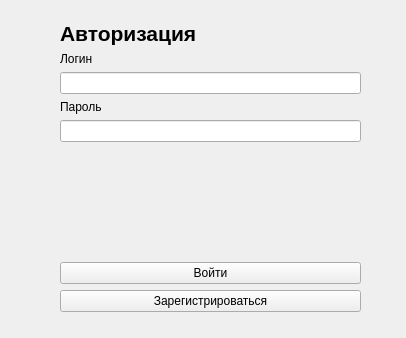
This is client/ITSwarm/windows/login_window/loginwindow.ui in cpp-park-vk-education/2023_1_Rabotyagi as Qt 5 draws it before an edit. The edited form follows.
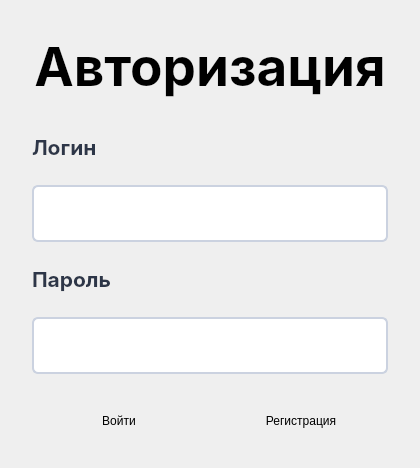
This is the edited form.

Commit message: немного UI Design

The edit to the form file:
```diff
--- a/client/ITSwarm/windows/login_window/loginwindow.ui
+++ b/client/ITSwarm/windows/login_window/loginwindow.ui
@@ -6,88 +6,754 @@
    <rect>
     <x>0</x>
     <y>0</y>
-    <width>406</width>
-    <height>338</height>
+    <width>420</width>
+    <height>468</height>
    </rect>
   </property>
-  <property name="windowTitle">
-   <string>Авторизация</string>
+  <property name="sizePolicy">
+   <sizepolicy hsizetype="Minimum" vsizetype="Minimum">
+    <horstretch>0</horstretch>
+    <verstretch>0</verstretch>
+   </sizepolicy>
   </property>
-  <widget class="QWidget" name="verticalLayoutWidget">
-   <property name="geometry">
-    <rect>
-     <x>60</x>
-     <y>21</y>
-     <width>301</width>
-     <height>291</height>
-    </rect>
+  <property name="contextMenuPolicy">
+   <enum>Qt::DefaultContextMenu</enum>
+  </property>
+  <layout class="QVBoxLayout" name="verticalLayout">
+   <property name="spacing">
+    <number>0</number>
    </property>
-   <layout class="QVBoxLayout" name="verticalLayout">
-    <item>
-     <widget class="QLabel" name="label">
-      <property name="font">
-       <font>
-        <pointsize>16</pointsize>
-       </font>
-      </property>
-      <property name="text">
-       <string>&lt;b&gt;Авторизация&lt;/b&gt;</string>
-      </property>
-     </widget>
-    </item>
-    <item>
-     <widget class="QLabel" name="label_2">
-      <property name="text">
-       <string>Логин</string>
-      </property>
-     </widget>
-    </item>
-    <item>
-     <widget class="QLineEdit" name="usernameEdit"/>
-    </item>
-    <item>
-     <widget class="QLabel" name="label_3">
-      <property name="text">
-       <string>Пароль</string>
-      </property>
-     </widget>
-    </item>
-    <item>
-     <widget class="QLineEdit" name="passwordEdit">
-      <property name="echoMode">
-       <enum>QLineEdit::Password</enum>
-      </property>
-     </widget>
-    </item>
-    <item>
-     <spacer name="verticalSpacer">
-      <property name="orientation">
-       <enum>Qt::Vertical</enum>
-      </property>
-      <property name="sizeHint" stdset="0">
-       <size>
-        <width>20</width>
-        <height>40</height>
-       </size>
-      </property>
-     </spacer>
-    </item>
-    <item>
-     <widget class="QPushButton" name="loginButton">
-      <property name="text">
-       <string>Войти</string>
-      </property>
-     </widget>
-    </item>
-    <item>
-     <widget class="QPushButton" name="registrationButton">
-      <property name="text">
-       <string>Зарегистрироваться</string>
-      </property>
-     </widget>
-    </item>
-   </layout>
-  </widget>
+   <property name="leftMargin">
+    <number>0</number>
+   </property>
+   <property name="topMargin">
+    <number>0</number>
+   </property>
+   <property name="rightMargin">
+    <number>0</number>
+   </property>
+   <property name="bottomMargin">
+    <number>0</number>
+   </property>
+   <item>
+    <layout class="QVBoxLayout" name="main">
+     <property name="spacing">
+      <number>0</number>
+     </property>
+     <property name="topMargin">
+      <number>32</number>
+     </property>
+     <property name="rightMargin">
+      <number>0</number>
+     </property>
+     <property name="bottomMargin">
+      <number>32</number>
+     </property>
+     <item>
+      <layout class="QVBoxLayout" name="body">
+       <property name="spacing">
+        <number>32</number>
+       </property>
+       <property name="sizeConstraint">
+        <enum>QLayout::SetMinimumSize</enum>
+       </property>
+       <property name="leftMargin">
+        <number>32</number>
+       </property>
+       <property name="rightMargin">
+        <number>32</number>
+       </property>
+       <item>
+        <widget class="QLabel" name="title">
+         <property name="enabled">
+          <bool>true</bool>
+         </property>
+         <property name="maximumSize">
+          <size>
+           <width>500</width>
+           <height>500</height>
+          </size>
+         </property>
+         <property name="font">
+          <font>
+           <family>Inter</family>
+           <pointsize>40</pointsize>
+           <weight>75</weight>
+           <italic>false</italic>
+           <bold>true</bold>
+          </font>
+         </property>
+         <property name="contextMenuPolicy">
+          <enum>Qt::DefaultContextMenu</enum>
+         </property>
+         <property name="layoutDirection">
+          <enum>Qt::LeftToRight</enum>
+         </property>
+         <property name="autoFillBackground">
+          <bool>false</bool>
+         </property>
+         <property name="text">
+          <string>&lt;b&gt;Авторизация&lt;/b&gt;</string>
+         </property>
+         <property name="scaledContents">
+          <bool>true</bool>
+         </property>
+         <property name="alignment">
+          <set>Qt::AlignCenter</set>
+         </property>
+        </widget>
+       </item>
+       <item>
+        <layout class="QVBoxLayout" name="data_stack">
+         <property name="spacing">
+          <number>24</number>
+         </property>
+         <item>
+          <widget class="QLabel" name="label_login">
+           <property name="palette">
+            <palette>
+             <active>
+              <colorrole role="WindowText">
+               <brush brushstyle="SolidPattern">
+                <color alpha="255">
+                 <red>45</red>
+                 <green>54</green>
+                 <blue>72</blue>
+                </color>
+               </brush>
+              </colorrole>
+              <colorrole role="Button">
+               <brush brushstyle="SolidPattern">
+                <color alpha="255">
+                 <red>45</red>
+                 <green>54</green>
+                 <blue>72</blue>
+                </color>
+               </brush>
+              </colorrole>
+              <colorrole role="Light">
+               <brush brushstyle="SolidPattern">
+                <color alpha="255">
+                 <red>67</red>
+                 <green>81</green>
+                 <blue>108</blue>
+                </color>
+               </brush>
+              </colorrole>
+              <colorrole role="Midlight">
+               <brush brushstyle="SolidPattern">
+                <color alpha="255">
+                 <red>56</red>
+                 <green>67</green>
+                 <blue>90</blue>
+                </color>
+               </brush>
+              </colorrole>
+              <colorrole role="Dark">
+               <brush brushstyle="SolidPattern">
+                <color alpha="255">
+                 <red>22</red>
+                 <green>27</green>
+                 <blue>36</blue>
+                </color>
+               </brush>
+              </colorrole>
+              <colorrole role="Mid">
+               <brush brushstyle="SolidPattern">
+                <color alpha="255">
+                 <red>30</red>
+                 <green>36</green>
+                 <blue>48</blue>
+                </color>
+               </brush>
+              </colorrole>
+              <colorrole role="Text">
+               <brush brushstyle="SolidPattern">
+                <color alpha="255">
+                 <red>45</red>
+                 <green>54</green>
+                 <blue>72</blue>
+                </color>
+               </brush>
+              </colorrole>
+              <colorrole role="BrightText">
+               <brush brushstyle="SolidPattern">
+                <color alpha="255">
+                 <red>45</red>
+                 <green>54</green>
+                 <blue>72</blue>
+                </color>
+               </brush>
+              </colorrole>
+              <colorrole role="ButtonText">
+               <brush brushstyle="SolidPattern">
+                <color alpha="255">
+                 <red>45</red>
+                 <green>54</green>
+                 <blue>72</blue>
+                </color>
+               </brush>
+              </colorrole>
+              <colorrole role="Base">
+               <brush brushstyle="SolidPattern">
+                <color alpha="255">
+                 <red>0</red>
+                 <green>0</green>
+                 <blue>0</blue>
+                </color>
+               </brush>
+              </colorrole>
+              <colorrole role="Window">
+               <brush brushstyle="SolidPattern">
+                <color alpha="255">
+                 <red>45</red>
+                 <green>54</green>
+                 <blue>72</blue>
+                </color>
+               </brush>
+              </colorrole>
+              <colorrole role="Shadow">
+               <brush brushstyle="SolidPattern">
+                <color alpha="255">
+                 <red>0</red>
+                 <green>0</green>
+                 <blue>0</blue>
+                </color>
+               </brush>
+              </colorrole>
+              <colorrole role="AlternateBase">
+               <brush brushstyle="SolidPattern">
+                <color alpha="255">
+                 <red>22</red>
+                 <green>27</green>
+                 <blue>36</blue>
+                </color>
+               </brush>
+              </colorrole>
+              <colorrole role="ToolTipBase">
+               <brush brushstyle="SolidPattern">
+                <color alpha="255">
+                 <red>255</red>
+                 <green>255</green>
+                 <blue>220</blue>
+                </color>
+               </brush>
+              </colorrole>
+              <colorrole role="ToolTipText">
+               <brush brushstyle="SolidPattern">
+                <color alpha="255">
+                 <red>0</red>
+                 <green>0</green>
+                 <blue>0</blue>
+                </color>
+               </brush>
+              </colorrole>
+              <colorrole role="PlaceholderText">
+               <brush brushstyle="SolidPattern">
+                <color alpha="128">
+                 <red>45</red>
+                 <green>54</green>
+                 <blue>72</blue>
+                </color>
+               </brush>
+              </colorrole>
+             </active>
+             <inactive>
+              <colorrole role="WindowText">
+               <brush brushstyle="SolidPattern">
+                <color alpha="255">
+                 <red>45</red>
+                 <green>54</green>
+                 <blue>72</blue>
+                </color>
+               </brush>
+              </colorrole>
+              <colorrole role="Button">
+               <brush brushstyle="SolidPattern">
+                <color alpha="255">
+                 <red>45</red>
+                 <green>54</green>
+                 <blue>72</blue>
+                </color>
+               </brush>
+              </colorrole>
+              <colorrole role="Light">
+               <brush brushstyle="SolidPattern">
+                <color alpha="255">
+                 <red>67</red>
+                 <green>81</green>
+                 <blue>108</blue>
+                </color>
+               </brush>
+              </colorrole>
+              <colorrole role="Midlight">
+               <brush brushstyle="SolidPattern">
+                <color alpha="255">
+                 <red>56</red>
+                 <green>67</green>
+                 <blue>90</blue>
+                </color>
+               </brush>
+              </colorrole>
+              <colorrole role="Dark">
+               <brush brushstyle="SolidPattern">
+                <color alpha="255">
+                 <red>22</red>
+                 <green>27</green>
+                 <blue>36</blue>
+                </color>
+               </brush>
+              </colorrole>
+              <colorrole role="Mid">
+               <brush brushstyle="SolidPattern">
+                <color alpha="255">
+                 <red>30</red>
+                 <green>36</green>
+                 <blue>48</blue>
+                </color>
+               </brush>
+              </colorrole>
+              <colorrole role="Text">
+               <brush brushstyle="SolidPattern">
+                <color alpha="255">
+                 <red>45</red>
+                 <green>54</green>
+                 <blue>72</blue>
+                </color>
+               </brush>
+              </colorrole>
+              <colorrole role="BrightText">
+               <brush brushstyle="SolidPattern">
+                <color alpha="255">
+                 <red>45</red>
+                 <green>54</green>
+                 <blue>72</blue>
+                </color>
+               </brush>
+              </colorrole>
+              <colorrole role="ButtonText">
+               <brush brushstyle="SolidPattern">
+                <color alpha="255">
+                 <red>45</red>
+                 <green>54</green>
+                 <blue>72</blue>
+                </color>
+               </brush>
+              </colorrole>
+              <colorrole role="Base">
+               <brush brushstyle="SolidPattern">
+                <color alpha="255">
+                 <red>0</red>
+                 <green>0</green>
+                 <blue>0</blue>
+                </color>
+               </brush>
+              </colorrole>
+              <colorrole role="Window">
+               <brush brushstyle="SolidPattern">
+                <color alpha="255">
+                 <red>45</red>
+                 <green>54</green>
+                 <blue>72</blue>
+                </color>
+               </brush>
+              </colorrole>
+              <colorrole role="Shadow">
+               <brush brushstyle="SolidPattern">
+                <color alpha="255">
+                 <red>0</red>
+                 <green>0</green>
+                 <blue>0</blue>
+                </color>
+               </brush>
+              </colorrole>
+              <colorrole role="AlternateBase">
+               <brush brushstyle="SolidPattern">
+                <color alpha="255">
+                 <red>22</red>
+                 <green>27</green>
+                 <blue>36</blue>
+                </color>
+               </brush>
+              </colorrole>
+              <colorrole role="ToolTipBase">
+               <brush brushstyle="SolidPattern">
+                <color alpha="255">
+                 <red>255</red>
+                 <green>255</green>
+                 <blue>220</blue>
+                </color>
+               </brush>
+              </colorrole>
+              <colorrole role="ToolTipText">
+               <brush brushstyle="SolidPattern">
+                <color alpha="255">
+                 <red>0</red>
+                 <green>0</green>
+                 <blue>0</blue>
+                </color>
+               </brush>
+              </colorrole>
+              <colorrole role="PlaceholderText">
+               <brush brushstyle="SolidPattern">
+                <color alpha="128">
+                 <red>45</red>
+                 <green>54</green>
+                 <blue>72</blue>
+                </color>
+               </brush>
+              </colorrole>
+             </inactive>
+             <disabled>
+              <colorrole role="WindowText">
+               <brush brushstyle="SolidPattern">
+                <color alpha="255">
+                 <red>22</red>
+                 <green>27</green>
+                 <blue>36</blue>
+                </color>
+               </brush>
+              </colorrole>
+              <colorrole role="Button">
+               <brush brushstyle="SolidPattern">
+                <color alpha="255">
+                 <red>45</red>
+                 <green>54</green>
+                 <blue>72</blue>
+                </color>
+               </brush>
+              </colorrole>
+              <colorrole role="Light">
+               <brush brushstyle="SolidPattern">
+                <color alpha="255">
+                 <red>67</red>
+                 <green>81</green>
+                 <blue>108</blue>
+                </color>
+               </brush>
+              </colorrole>
+              <colorrole role="Midlight">
+               <brush brushstyle="SolidPattern">
+                <color alpha="255">
+                 <red>56</red>
+                 <green>67</green>
+                 <blue>90</blue>
+                </color>
+               </brush>
+              </colorrole>
+              <colorrole role="Dark">
+               <brush brushstyle="SolidPattern">
+                <color alpha="255">
+                 <red>22</red>
+                 <green>27</green>
+                 <blue>36</blue>
+                </color>
+               </brush>
+              </colorrole>
+              <colorrole role="Mid">
+               <brush brushstyle="SolidPattern">
+                <color alpha="255">
+                 <red>30</red>
+                 <green>36</green>
+                 <blue>48</blue>
+                </color>
+               </brush>
+              </colorrole>
+              <colorrole role="Text">
+               <brush brushstyle="SolidPattern">
+                <color alpha="255">
+                 <red>22</red>
+                 <green>27</green>
+                 <blue>36</blue>
+                </color>
+               </brush>
+              </colorrole>
+              <colorrole role="BrightText">
+               <brush brushstyle="SolidPattern">
+                <color alpha="255">
+                 <red>45</red>
+                 <green>54</green>
+                 <blue>72</blue>
+                </color>
+               </brush>
+              </colorrole>
+              <colorrole role="ButtonText">
+               <brush brushstyle="SolidPattern">
+                <color alpha="255">
+                 <red>22</red>
+                 <green>27</green>
+                 <blue>36</blue>
+                </color>
+               </brush>
+              </colorrole>
+              <colorrole role="Base">
+               <brush brushstyle="SolidPattern">
+                <color alpha="255">
+                 <red>45</red>
+                 <green>54</green>
+                 <blue>72</blue>
+                </color>
+               </brush>
+              </colorrole>
+              <colorrole role="Window">
+               <brush brushstyle="SolidPattern">
+                <color alpha="255">
+                 <red>45</red>
+                 <green>54</green>
+                 <blue>72</blue>
+                </color>
+               </brush>
+              </colorrole>
+              <colorrole role="Shadow">
+               <brush brushstyle="SolidPattern">
+                <color alpha="255">
+                 <red>0</red>
+                 <green>0</green>
+                 <blue>0</blue>
+                </color>
+               </brush>
+              </colorrole>
+              <colorrole role="AlternateBase">
+               <brush brushstyle="SolidPattern">
+                <color alpha="255">
+                 <red>45</red>
+                 <green>54</green>
+                 <blue>72</blue>
+                </color>
+               </brush>
+              </colorrole>
+              <colorrole role="ToolTipBase">
+               <brush brushstyle="SolidPattern">
+                <color alpha="255">
+                 <red>255</red>
+                 <green>255</green>
+                 <blue>220</blue>
+                </color>
+               </brush>
+              </colorrole>
+              <colorrole role="ToolTipText">
+               <brush brushstyle="SolidPattern">
+                <color alpha="255">
+                 <red>0</red>
+                 <green>0</green>
+                 <blue>0</blue>
+                </color>
+               </brush>
+              </colorrole>
+              <colorrole role="PlaceholderText">
+               <brush brushstyle="SolidPattern">
+                <color alpha="128">
+                 <red>255</red>
+                 <green>255</green>
+                 <blue>255</blue>
+                </color>
+               </brush>
+              </colorrole>
+             </disabled>
+            </palette>
+           </property>
+           <property name="font">
+            <font>
+             <family>Inter</family>
+             <pointsize>16</pointsize>
+             <weight>75</weight>
+             <bold>true</bold>
+            </font>
+           </property>
+           <property name="text">
+            <string>Логин</string>
+           </property>
+          </widget>
+         </item>
+         <item>
+          <widget class="QLineEdit" name="usernameEdit">
+           <property name="font">
+            <font>
+             <family>Inter</family>
+             <pointsize>16</pointsize>
+             <weight>75</weight>
+             <bold>true</bold>
+            </font>
+           </property>
+           <property name="styleSheet">
+            <string notr="true">/* Text Input */
+
+
+box-sizing: border-box;
+
+/* Auto layout */
+
+display: flex;
+flex-direction: column;
+align-items: flex-start;
+padding: 12px;
+gap: 10px;
+
+/* WF Base/White */
+
+background: #FFFFFF;
+/* WF Base/400 ⦿ */
+
+border: 2px solid #CBD2E0;
+border-radius: 6px;
+
+/* Inside auto layout */
+
+flex: none;
+order: 1;
+align-self: stretch;
+flex-grow: 0;</string>
+           </property>
+          </widget>
+         </item>
+         <item>
+          <widget class="QLabel" name="label_password">
+           <property name="palette">
+            <palette>
+             <active>
+              <colorrole role="WindowText">
+               <brush brushstyle="SolidPattern">
+                <color alpha="255">
+                 <red>45</red>
+                 <green>54</green>
+                 <blue>72</blue>
+                </color>
+               </brush>
+              </colorrole>
+             </active>
+             <inactive>
+              <colorrole role="WindowText">
+               <brush brushstyle="SolidPattern">
+                <color alpha="255">
+                 <red>45</red>
+                 <green>54</green>
+                 <blue>72</blue>
+                </color>
+               </brush>
+              </colorrole>
+             </inactive>
+             <disabled>
+              <colorrole role="WindowText">
+               <brush brushstyle="SolidPattern">
+                <color alpha="255">
+                 <red>190</red>
+                 <green>190</green>
+                 <blue>190</blue>
+                </color>
+               </brush>
+              </colorrole>
+             </disabled>
+            </palette>
+           </property>
+           <property name="font">
+            <font>
+             <family>Inter</family>
+             <pointsize>16</pointsize>
+             <weight>75</weight>
+             <bold>true</bold>
+            </font>
+           </property>
+           <property name="text">
+            <string>Пароль</string>
+           </property>
+          </widget>
+         </item>
+         <item>
+          <widget class="QLineEdit" name="passwordEdit">
+           <property name="font">
+            <font>
+             <family>Inter</family>
+             <pointsize>16</pointsize>
+             <weight>75</weight>
+             <bold>true</bold>
+            </font>
+           </property>
+           <property name="styleSheet">
+            <string notr="true">/* Text Input */
+
+
+box-sizing: border-box;
+
+/* Auto layout */
+
+display: flex;
+flex-direction: column;
+align-items: flex-start;
+padding: 12px;
+gap: 10px;
+
+/* WF Base/White */
+
+background: #FFFFFF;
+/* WF Base/400 ⦿ */
+
+border: 2px solid #CBD2E0;
+border-radius: 6px;
+
+/* Inside auto layout */
+
+flex: none;
+order: 1;
+align-self: stretch;
+flex-grow: 0;</string>
+           </property>
+           <property name="echoMode">
+            <enum>QLineEdit::Password</enum>
+           </property>
+          </widget>
+         </item>
+        </layout>
+       </item>
+       <item>
+        <layout class="QHBoxLayout" name="button_group">
+         <property name="spacing">
+          <number>16</number>
+         </property>
+         <property name="leftMargin">
+          <number>4</number>
+         </property>
+         <property name="topMargin">
+          <number>4</number>
+         </property>
+         <property name="rightMargin">
+          <number>4</number>
+         </property>
+         <property name="bottomMargin">
+          <number>4</number>
+         </property>
+         <item>
+          <widget class="QPushButton" name="loginButton">
+           <property name="styleSheet">
+            <string notr="true"/>
+           </property>
+           <property name="text">
+            <string>Войти</string>
+           </property>
+           <property name="flat">
+            <bool>true</bool>
+           </property>
+          </widget>
+         </item>
+         <item>
+          <widget class="QPushButton" name="registrationButton">
+           <property name="styleSheet">
+            <string notr="true"/>
+           </property>
+           <property name="text">
+            <string>Регистрация</string>
+           </property>
+           <property name="flat">
+            <bool>true</bool>
+           </property>
+          </widget>
+         </item>
+        </layout>
+       </item>
+      </layout>
+     </item>
+    </layout>
+   </item>
+  </layout>
  </widget>
  <resources/>
  <connections/>
```
The commit also changes 7 other files.
